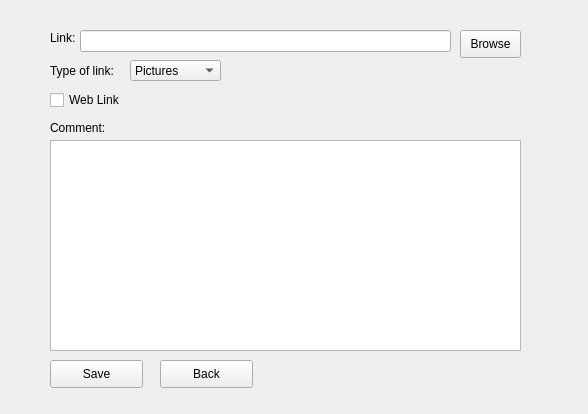
Before: the Qt Designer form lab2/LinksCollection/AddLink/addlinkwindow.ui in KirillKotsko/Semester3_OOP_Kotsko, drawn with Qt 5.
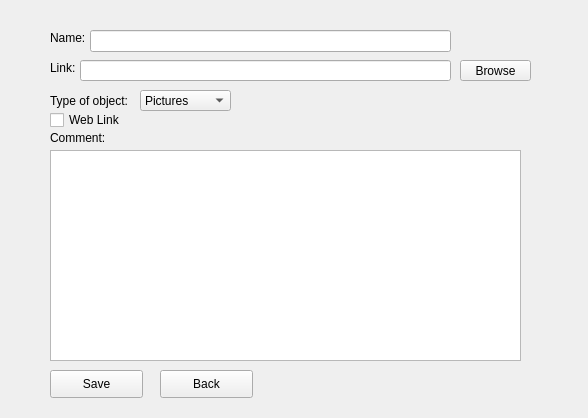
After: the same form once the commit is applied.

Commit message: class QTableLinkButton

```diff
--- a/lab2/LinksCollection/AddLink/addlinkwindow.ui
+++ b/lab2/LinksCollection/AddLink/addlinkwindow.ui
@@ -7,7 +7,7 @@
     <x>0</x>
     <y>0</y>
     <width>588</width>
-    <height>414</height>
+    <height>418</height>
    </rect>
   </property>
   <property name="windowTitle">
@@ -16,8 +16,8 @@
   <widget class="QComboBox" name="inpType">
    <property name="geometry">
     <rect>
-     <x>130</x>
-     <y>60</y>
+     <x>140</x>
+     <y>90</y>
      <width>91</width>
      <height>21</height>
     </rect>
@@ -62,20 +62,20 @@
    <property name="geometry">
     <rect>
      <x>50</x>
-     <y>60</y>
-     <width>81</width>
+     <y>90</y>
+     <width>101</width>
      <height>21</height>
     </rect>
    </property>
    <property name="text">
-    <string>Type of link:</string>
+    <string>Type of object:</string>
    </property>
   </widget>
   <widget class="QCheckBox" name="btnWebCheck">
    <property name="geometry">
     <rect>
      <x>50</x>
-     <y>90</y>
+     <y>110</y>
      <width>83</width>
      <height>20</height>
     </rect>
@@ -88,9 +88,9 @@
    <property name="geometry">
     <rect>
      <x>80</x>
-     <y>30</y>
+     <y>60</y>
      <width>371</width>
-     <height>22</height>
+     <height>21</height>
     </rect>
    </property>
   </widget>
@@ -98,7 +98,7 @@
    <property name="geometry">
     <rect>
      <x>50</x>
-     <y>30</y>
+     <y>60</y>
      <width>56</width>
      <height>16</height>
     </rect>
@@ -111,9 +111,9 @@
    <property name="geometry">
     <rect>
      <x>460</x>
-     <y>30</y>
-     <width>61</width>
-     <height>28</height>
+     <y>60</y>
+     <width>71</width>
+     <height>21</height>
     </rect>
    </property>
    <property name="text">
@@ -124,7 +124,7 @@
    <property name="geometry">
     <rect>
      <x>50</x>
-     <y>120</y>
+     <y>130</y>
      <width>71</width>
      <height>16</height>
     </rect>
@@ -137,7 +137,7 @@
    <property name="geometry">
     <rect>
      <x>50</x>
-     <y>140</y>
+     <y>150</y>
      <width>471</width>
      <height>211</height>
     </rect>
@@ -147,7 +147,7 @@
    <property name="geometry">
     <rect>
      <x>50</x>
-     <y>360</y>
+     <y>370</y>
      <width>93</width>
      <height>28</height>
     </rect>
@@ -160,7 +160,7 @@
    <property name="geometry">
     <rect>
      <x>160</x>
-     <y>360</y>
+     <y>370</y>
      <width>93</width>
      <height>28</height>
     </rect>
@@ -169,6 +169,29 @@
     <string>Back</string>
    </property>
   </widget>
+  <widget class="QLabel" name="lblName">
+   <property name="geometry">
+    <rect>
+     <x>50</x>
+     <y>30</y>
+     <width>56</width>
+     <height>16</height>
+    </rect>
+   </property>
+   <property name="text">
+    <string>Name:</string>
+   </property>
+  </widget>
+  <widget class="QLineEdit" name="inpName">
+   <property name="geometry">
+    <rect>
+     <x>90</x>
+     <y>30</y>
+     <width>361</width>
+     <height>22</height>
+    </rect>
+   </property>
+  </widget>
  </widget>
  <resources/>
  <connections/>
```
The commit also changes 9 other files.
